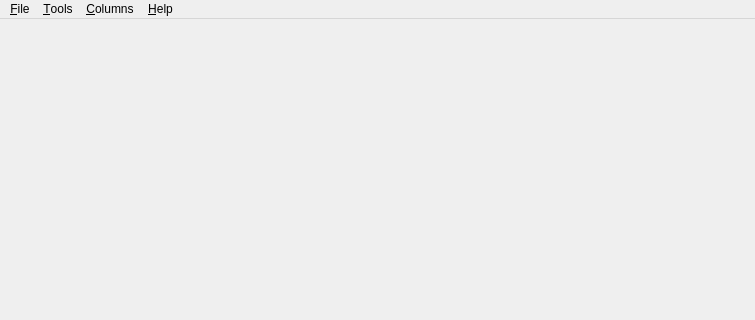
TrigonaMinima/Anatext, file GUI/extras/main_window.ui: the form before one commit; both pictures show x 0 to 755 and y 0 to 320 of the 755 by 563 pixel window.
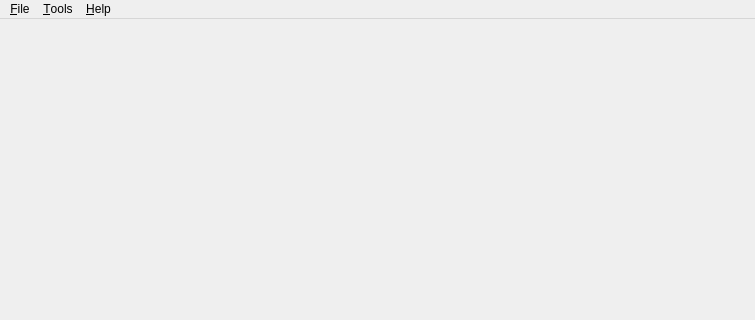
The form after the commit.

Diff of the .ui file:
```diff
--- a/GUI/extras/main_window.ui
+++ b/GUI/extras/main_window.ui
@@ -118,14 +118,8 @@
     <addaction name="separator"/>
     <addaction name="actionAbout_AnaText"/>
    </widget>
-   <widget class="QMenu" name="menuColumns">
-    <property name="title">
-     <string>&amp;Columns</string>
-    </property>
-   </widget>
    <addaction name="menuFile"/>
    <addaction name="menuTools"/>
-   <addaction name="menuColumns"/>
    <addaction name="menuHelp"/>
   </widget>
   <widget class="QStatusBar" name="statusbar"/>
```
Left out of the diff: 34 changed lines with no effect on the pictures.
